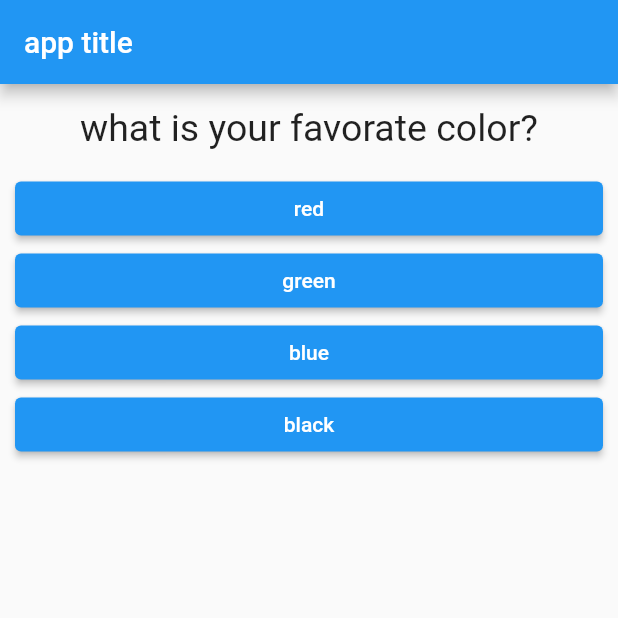
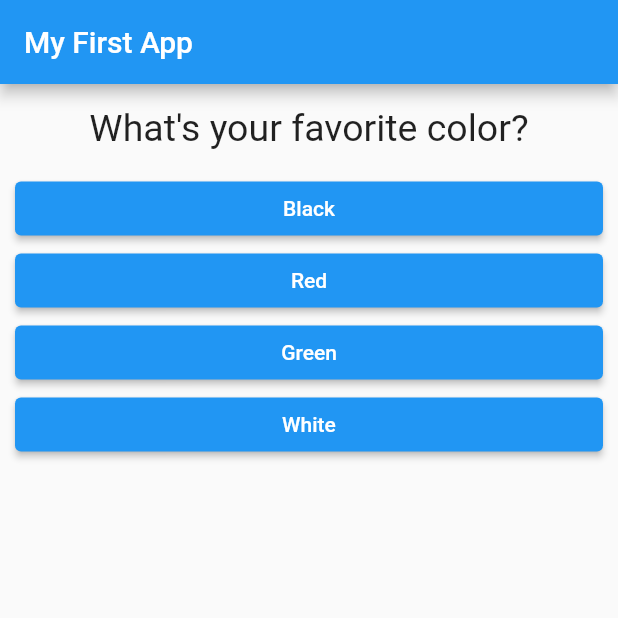
Before and after one commit to khld-musa/flutter-quiz-app, a Flutter app: the screen it shows after launch, on a phone screen of 412 x 824 dp, the top half of it. Run offline on Flutter 3.47's test engine with Material 2 defaults, Android fonts, the phone set to English and light mode, and no system bars.

Commit message:
adding results to the quiz

```diff
--- a/lib/answer.dart
+++ b/lib/answer.dart
@@ -4,13 +4,13 @@ class Answer extends StatelessWidget {
   final selectHandler;
   final String answerText;
 
-  Answer(this.selectHandler, this.answerText);
+  const Answer(this.selectHandler, this.answerText, {super.key});
 
   @override
   Widget build(BuildContext context) {
     return Container(
       width: double.infinity,
-      margin: EdgeInsets.only(left: 10, right: 10),
+      margin: const EdgeInsets.only(left: 10, right: 10),
       child: ElevatedButton(
         onPressed: selectHandler,
         child: Text(answerText),
--- a/lib/main.dart
+++ b/lib/main.dart
@@ -1,5 +1,5 @@
-import 'package:first_app/answer.dart';
-import 'package:first_app/question.dart';
+import 'package:first_app/quiz.dart';
+import 'package:first_app/result.dart';
 import 'package:flutter/material.dart';
 
 void main() {
@@ -14,52 +14,82 @@ class MyApp extends StatefulWidget {
 }
 
 class _MyAppState extends State<MyApp> {
-  final questions = [
+  final _questions = const [
     {
-      'questionText': 'what is your favorate color?',
-      'answers': ['red', 'green', 'blue', 'black']
+      'questionText': 'What\'s your favorite color?',
+      'answers': [
+        {'text': 'Black', 'score': 10},
+        {'text': 'Red', 'score': 5},
+        {'text': 'Green', 'score': 3},
+        {'text': 'White', 'score': 1},
+      ],
     },
     {
-      'questionText': 'what is your favorate animal?',
-      'answers': ['rabbit', 'snake', 'donkey', 'cat']
+      'questionText': 'What\'s your favorite animal?',
+      'answers': [
+        {'text': 'Rabbit', 'score': 3},
+        {'text': 'Snake', 'score': 11},
+        {'text': 'Elephant', 'score': 5},
+        {'text': 'Lion', 'score': 9},
+      ],
     },
     {
-      'questionText': 'what is your favorate foortball player?',
-      'answers': ['Rooney', 'Cr.Ronaldo', 'Nymar', 'Cavani']
+      'questionText': 'Who\'s your favorite instructor?',
+      'answers': [
+        {'text': 'Max', 'score': 1},
+        {'text': 'Max', 'score': 1},
+        {'text': 'Max', 'score': 1},
+        {'text': 'Max', 'score': 1},
+      ],
     },
   ];
+var _questionIndex = 0;
+  var _totalScore = 0;
 
-  var _quesetionIndex = 0;
+  void _resetQuiz() {
+    setState(() {
+      _questionIndex = 0;
+      _totalScore = 0;
+    });
+  }
 
-  void _answerQuestion() {
-    if (_quesetionIndex < questions.length) {
-      setState(() {
-        _quesetionIndex = _quesetionIndex + 1;
-      });
+  void _answerQuestion(int score) {
+    // var aBool = true;
+    // aBool = false;
+
+    _totalScore += score;
+
+    setState(() {
+      _questionIndex = _questionIndex + 1;
+    });
+    print(_questionIndex);
+    if (_questionIndex < _questions.length) {
+      print('We have more questions!');
+    } else {
+      print('No more questions!');
     }
-
-    print(_quesetionIndex);
   }
 
   @override
   Widget build(BuildContext context) {
+    // var dummy = const ['Hello'];
+    // dummy.add('Max');
+    // print(dummy);
+    // dummy = [];
+    // questions = []; // does not work if questions is a const
+
     return MaterialApp(
-      debugShowCheckedModeBanner: false,
       home: Scaffold(
         appBar: AppBar(
-          title: Text('app title'),
+          title: Text('My First App'),
         ),
-        body: Column(
-          children: [
-            Question(
-              questions[_quesetionIndex]['questionText'] as String,
-            ),
-            ...(questions[_quesetionIndex]['answers'] as List<String>)
-                .map((answer) {
-              return Answer(_answerQuestion, answer);
-            }).toList()
-          ],
-        ),
+        body: _questionIndex < _questions.length
+            ? Quiz(
+                answerQuestion: _answerQuestion,
+                questionIndex: _questionIndex,
+                questions: _questions,
+              )
+            : Result(_totalScore, _resetQuiz),
       ),
     );
   }
--- a/lib/question.dart
+++ b/lib/question.dart
@@ -3,16 +3,16 @@ import 'package:flutter/material.dart';
 class Question extends StatelessWidget {
   String questionText;
 
-  Question(this.questionText);
+  Question(this.questionText, {super.key});
 
   @override
   Widget build(BuildContext context) {
     return Container(
       width: double.infinity,
-      margin: EdgeInsets.all(15),
+      margin: const EdgeInsets.all(15),
       child: Text(
         questionText,
-        style: TextStyle(fontSize: 25),
+        style: const TextStyle(fontSize: 25),
         textAlign: TextAlign.center,
       ),
     );
--- /dev/null
+++ b/lib/quiz.dart
@@ -0,0 +1,30 @@
+import 'package:flutter/material.dart';
+
+import './question.dart';
+import 'answer.dart';
+
+class Quiz extends StatelessWidget {
+  final int questionIndex;
+  final List<Map<String, Object>> questions;
+  final Function answerQuestion;
+
+  const Quiz(
+      {super.key, required this.answerQuestion,
+      required this.questions,
+      required this.questionIndex});
+
+  @override
+  Widget build(BuildContext context) {
+    return Column(
+      children: [
+        Question(
+          questions[questionIndex]['questionText'] as String,
+        ),
+        ...(questions[questionIndex]['answers'] as List<Map<String, dynamic>>)
+            .map((answer) {
+          return Answer(() => answerQuestion(answer['score']), answer['text']);
+        }).toList()
+      ],
+    );
+  }
+}
```
Also changed, not shown: lib/result.dart (added, +42 -0 lines).
